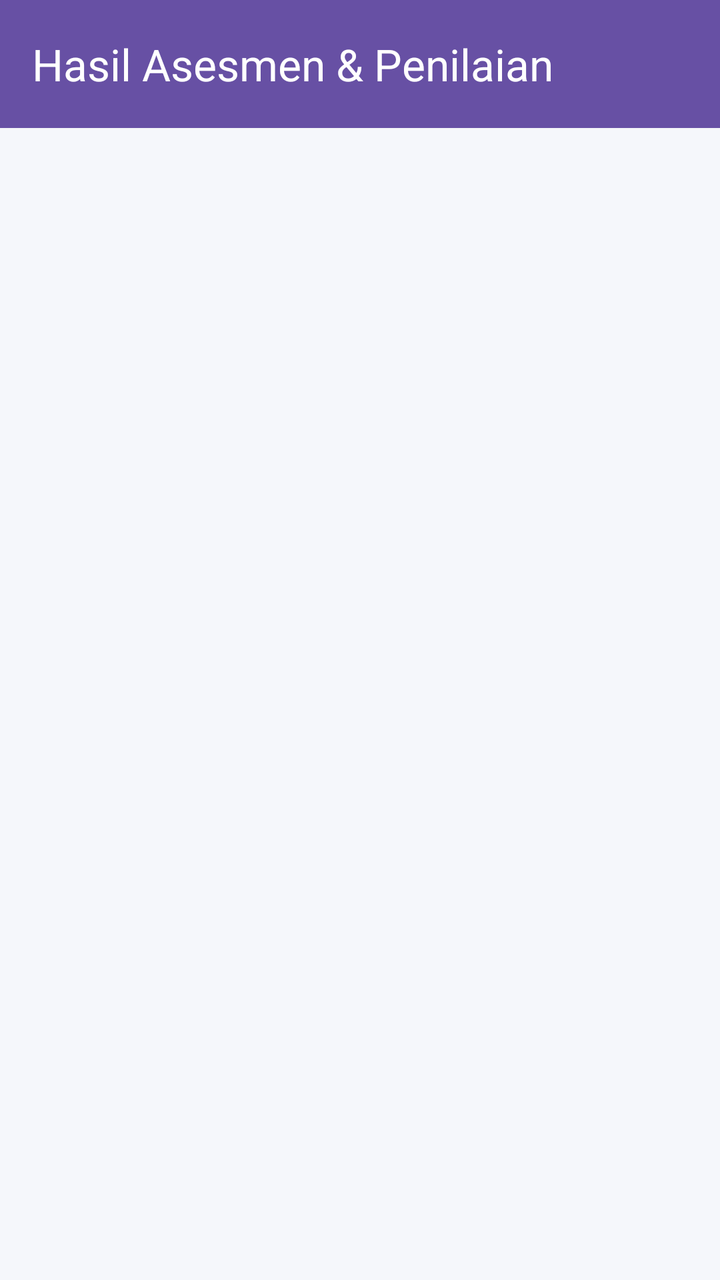
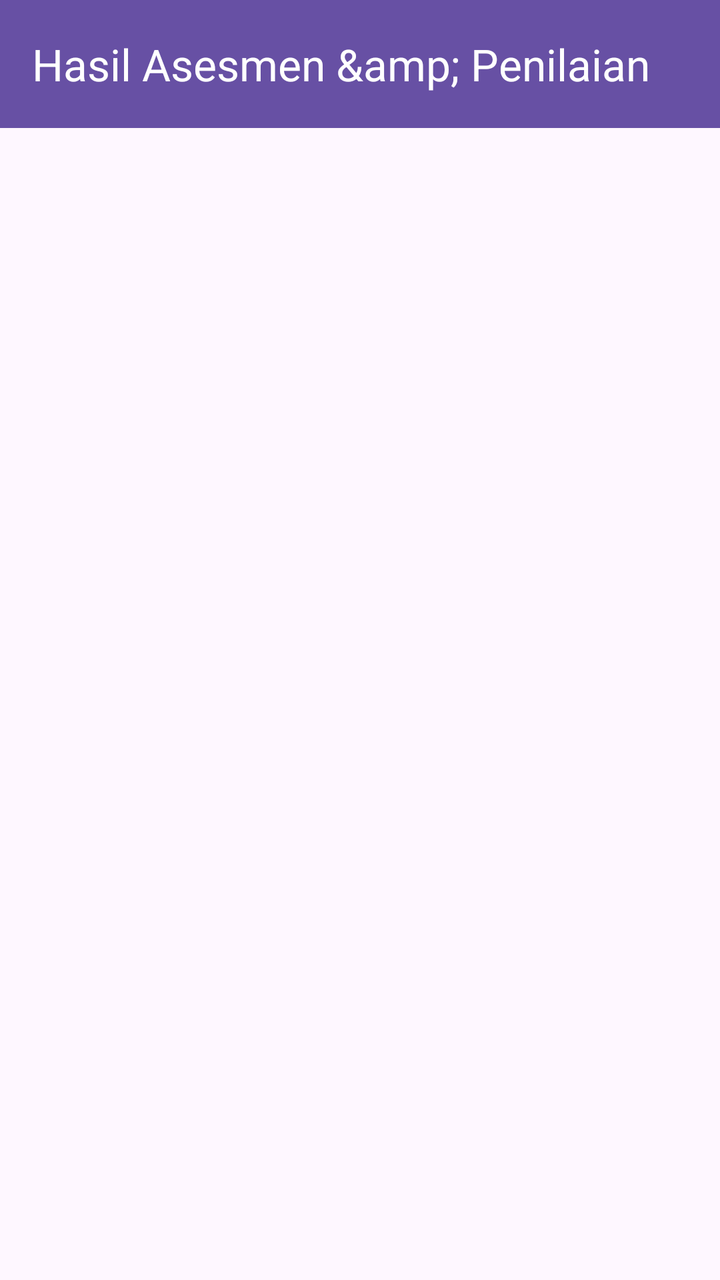

The first picture is an Android layout as it rendered before a commit; the second is the same layout after the commit. The layout source and the unified diff follow.
<!-- AndroidManifest.xml: application theme Theme.ProjectFarrelMobileProgramming -->
<!-- res/layout/activity_asesmen.xml -->
<?xml version="1.0" encoding="utf-8"?>
<androidx.coordinatorlayout.widget.CoordinatorLayout 
    xmlns:android="http://schemas.android.com/apk/res/android"
    xmlns:app="http://schemas.android.com/apk/res-auto"
    android:layout_width="match_parent"
    android:layout_height="match_parent"
    android:background="#F5F7FB">

    <com.google.android.material.appbar.AppBarLayout
        android:layout_width="match_parent"
        android:layout_height="wrap_content">

        <com.google.android.material.appbar.MaterialToolbar
            android:id="@+id/toolbarAsesmen"
            android:layout_width="match_parent"
            android:layout_height="?attr/actionBarSize"
            android:background="?attr/colorPrimary"
            app:title="Hasil Asesmen &amp; Penilaian"
            app:titleTextColor="@android:color/white"
            app:navigationIconTint="@android:color/white" />

    </com.google.android.material.appbar.AppBarLayout>

    <androidx.constraintlayout.widget.ConstraintLayout
        android:layout_width="match_parent"
        android:layout_height="match_parent"
        app:layout_behavior="@string/appbar_scrolling_view_behavior">

        <ProgressBar
            android:id="@+id/progressBarAsesmen"
            android:layout_width="wrap_content"
            android:layout_height="wrap_content"
            android:layout_gravity="center"
            android:layout_marginTop="24dp"
            android:visibility="gone"
            app:layout_constraintBottom_toBottomOf="parent"
            app:layout_constraintEnd_toEndOf="parent"
            app:layout_constraintStart_toStartOf="parent"
            app:layout_constraintTop_toTopOf="parent" />

        <TextView
            android:id="@+id/tvContentAsesmen"
            android:layout_width="match_parent"
            android:layout_height="wrap_content"
            android:padding="16dp"
            android:textSize="14sp"
            android:textAlignment="center"
            app:layout_constraintTop_toTopOf="parent" />
            
        <androidx.recyclerview.widget.RecyclerView
            android:id="@+id/rvAsesmen"
            android:layout_width="match_parent"
            android:layout_height="match_parent"
            android:clipToPadding="false"
            android:paddingBottom="24dp"
            app:layout_behavior="@string/appbar_scrolling_view_behavior" />

    </androidx.constraintlayout.widget.ConstraintLayout>

</androidx.coordinatorlayout.widget.CoordinatorLayout>
<!-- resources referenced by this layout -->
<resources>
  <style name="Theme.ProjectFarrelMobileProgramming" parent="Base.Theme.ProjectFarrelMobileProgramming" />
  <style name="Base.Theme.ProjectFarrelMobileProgramming" parent="Theme.Material3.DayNight.NoActionBar">
          
          
      </style>
</resources>

<!-- the commit's change to res/layout/activity_asesmen.xml (unified diff, before → after) -->
@@ -4,7 +4,7 @@
     xmlns:app="http://schemas.android.com/apk/res-auto"
     android:layout_width="match_parent"
     android:layout_height="match_parent"
-    android:background="#F5F7FB">
+    android:background="?android:attr/colorBackground">
 
     <com.google.android.material.appbar.AppBarLayout
         android:layout_width="match_parent"
@@ -15,7 +15,7 @@
             android:layout_width="match_parent"
             android:layout_height="?attr/actionBarSize"
             android:background="?attr/colorPrimary"
-            app:title="Hasil Asesmen &amp; Penilaian"
+            app:title="@string/ui_title_hasil_asesmen_amp_penilaian_100"
             app:titleTextColor="@android:color/white"
             app:navigationIconTint="@android:color/white" />
 
<!-- resource entries referenced after the edit -->
@@ -1,5 +1,6 @@
 <!-- resources referenced by this layout -->
 <resources>
+  <string name="ui_title_hasil_asesmen_amp_penilaian_100">Hasil Asesmen &amp;amp; Penilaian</string>
   <style name="Theme.ProjectFarrelMobileProgramming" parent="Base.Theme.ProjectFarrelMobileProgramming" />
   <style name="Base.Theme.ProjectFarrelMobileProgramming" parent="Theme.Material3.DayNight.NoActionBar">
           
